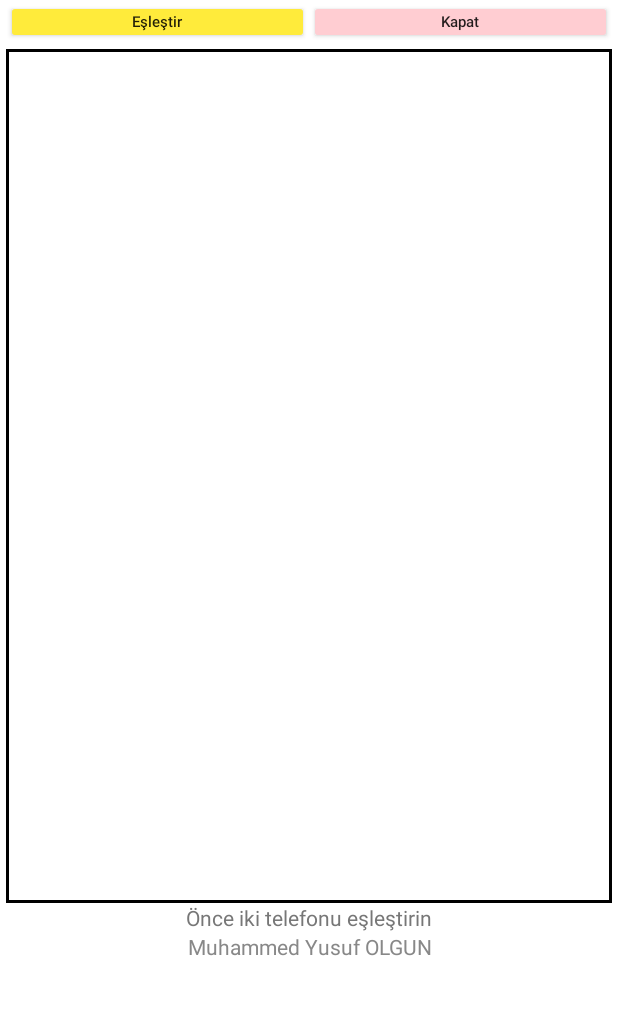
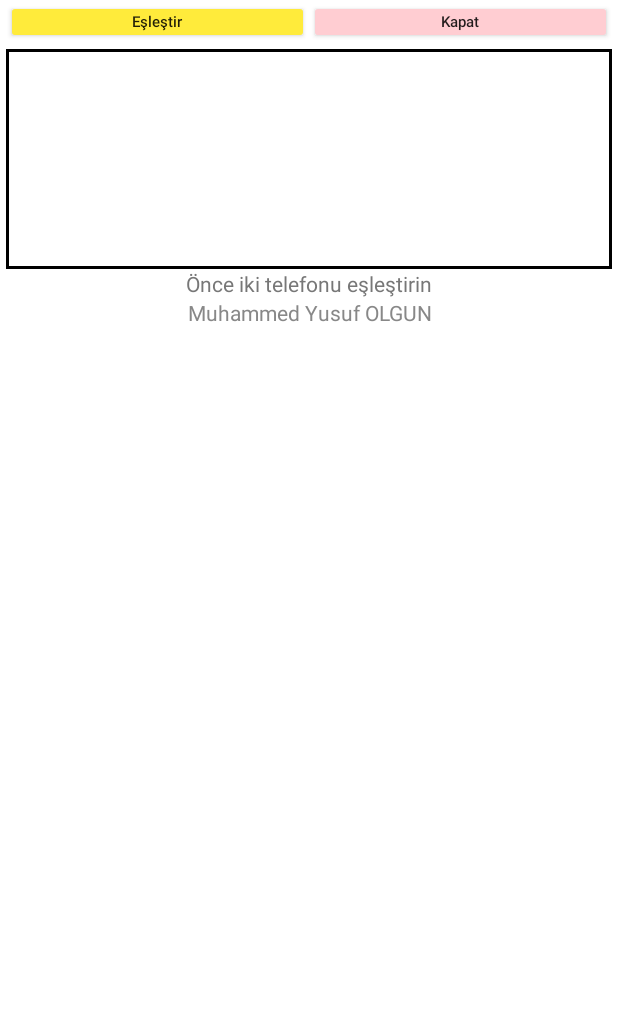
Before and after one commit to muhammedyusufolgun/kamera, an Android app: the screen it shows after launch (MainActivity), after a tap on "Monitör", on a phone screen of 412 x 824 dp, the part 211-1226 px from its top. Run offline under Robolectric (Android 15) with nearby library versions, the phone set to English and light mode, and no system bars.

Commit message:
Use compact portrait monitor and immersive landscape camera view

```diff
--- a/app/src/main/java/com/olgun/guvcam/MainActivity.java
+++ b/app/src/main/java/com/olgun/guvcam/MainActivity.java
@@ -5,6 +5,7 @@ import android.app.*;
 import android.os.*;
 import android.content.*;
 import android.content.pm.PackageManager;
+import android.content.res.Configuration;
 import android.graphics.*;
 import android.hardware.Camera;
 import android.net.wifi.WifiManager;
@@ -26,6 +27,7 @@ public class MainActivity extends Activity {
   private Camera camera;
   private SurfaceTexture surface;
   private ImageView screen;
+  private Bitmap lastImage;
   private TextView status;
   private Button close, switchCam;
   private final Handler ui=new Handler(Looper.getMainLooper());
@@ -48,7 +50,23 @@ public class MainActivity extends Activity {
     new Thread(this::discoveryLoop,"discovery").start();
     new Thread(this::serverLoop,"server").start();
   }
+  @Override public void onConfigurationChanged(Configuration config){
+    super.onConfigurationChanged(config);
+    buildUi();
+  }
   private void buildUi(){
+    boolean landscape=getResources().getConfiguration().orientation==Configuration.ORIENTATION_LANDSCAPE;
+    if(landscape){
+      getWindow().getDecorView().setSystemUiVisibility(5894|1024|512);
+      ImageView fullscreen=new ImageView(this);
+      fullscreen.setBackgroundColor(0xff000000);
+      fullscreen.setScaleType(ImageView.ScaleType.FIT_XY);
+      if(lastImage!=null)fullscreen.setImageBitmap(lastImage);
+      screen=fullscreen;
+      setContentView(fullscreen);
+      return;
+    }
+    getWindow().getDecorView().setSystemUiVisibility(0);
     LinearLayout root=new LinearLayout(this);root.setOrientation(LinearLayout.VERTICAL);root.setBackgroundColor(-1);
     root.setPadding(6,0,6,0);
     TextView heading=new TextView(this);heading.setText("Güvenlik Kamerası");heading.setTextColor(-1);
@@ -65,7 +83,7 @@ public class MainActivity extends Activity {
     bar.addView(row1);bar.addView(row2);
     root.addView(bar);
     screen=new ImageView(this);screen.setBackgroundColor(0xffffffff);screen.setScaleType(ImageView.ScaleType.FIT_CENTER);
-    LinearLayout.LayoutParams s=new LinearLayout.LayoutParams(-1,0,1);s.topMargin=5;screen.setPadding(2,2,2,2);screen.setBackground(createFrame());root.addView(screen,s);
+    LinearLayout.LayoutParams s=new LinearLayout.LayoutParams(-1,220);s.topMargin=5;screen.setPadding(2,2,2,2);screen.setBackground(createFrame());root.addView(screen,s);if(lastImage!=null)screen.setImageBitmap(lastImage);
     status=new TextView(this);status.setText("Eşleşme bekleniyor");status.setTextColor(0xff777777);
     status.setGravity(Gravity.CENTER);root.addView(status);
     TextView signature=new TextView(this);signature.setText("Muhammed Yusuf OLGUN");
@@ -116,7 +134,7 @@ public class MainActivity extends Activity {
         try{ByteArrayOutputStream out=new ByteArrayOutputStream();
           new YuvImage(data,ImageFormat.NV21,w,ht,null).compressToJpeg(new Rect(0,0,w,ht),65,out);
           byte[] jpg=out.toByteArray();frame.set(jpg);
-          if(!monitorOn)ui.post(()->{if(cameraOn)screen.setImageBitmap(BitmapFactory.decodeByteArray(jpg,0,jpg.length));});
+          if(!monitorOn)ui.post(()->{if(cameraOn){lastImage=BitmapFactory.decodeByteArray(jpg,0,jpg.length);screen.setImageBitmap(lastImage);}});
         }catch(Exception ignored){}
       });
       cameraOn=true;camera.startPreview();showStatus(front?"Ön kamera açık":"Arka kamera açık");
@@ -164,7 +182,7 @@ public class MainActivity extends Activity {
     }catch(Exception e){showStatus("Ağ keşfi hatası");}
   }
   private void startMonitor(){
-    if(pairedId.isEmpty()||peerIp.isEmpty()){ui.post(()->screen.setImageDrawable(null));showStatus("Önce iki telefonu eşleştirin");return;}
+    if(pairedId.isEmpty()||peerIp.isEmpty()){ui.post(()->{lastImage=null;screen.setImageDrawable(null);});showStatus("Önce iki telefonu eşleştirin");return;}
     stopCamera();monitorOn=true;ui.post(()->screen.setImageDrawable(null));showStatus("Görüntü bağlanıyor");
     final String ip=peerIp;
     new Thread(()->{
@@ -180,7 +198,7 @@ public class MainActivity extends Activity {
           if(!collecting){if(prev==255&&b==216){collecting=true;jpg.reset();jpg.write(255);jpg.write(216);}}
           else {jpg.write(b);if(prev==255&&b==217){
             byte[] bytes=jpg.toByteArray();Bitmap bmp=BitmapFactory.decodeByteArray(bytes,0,bytes.length);
-            if(bmp!=null)ui.post(()->{if(monitorOn)screen.setImageBitmap(bmp);});
+            if(bmp!=null)ui.post(()->{if(monitorOn){lastImage=bmp;screen.setImageBitmap(bmp);}});
             collecting=false;
           } if(jpg.size()>3000000){collecting=false;jpg.reset();}}
           prev=b;
```
